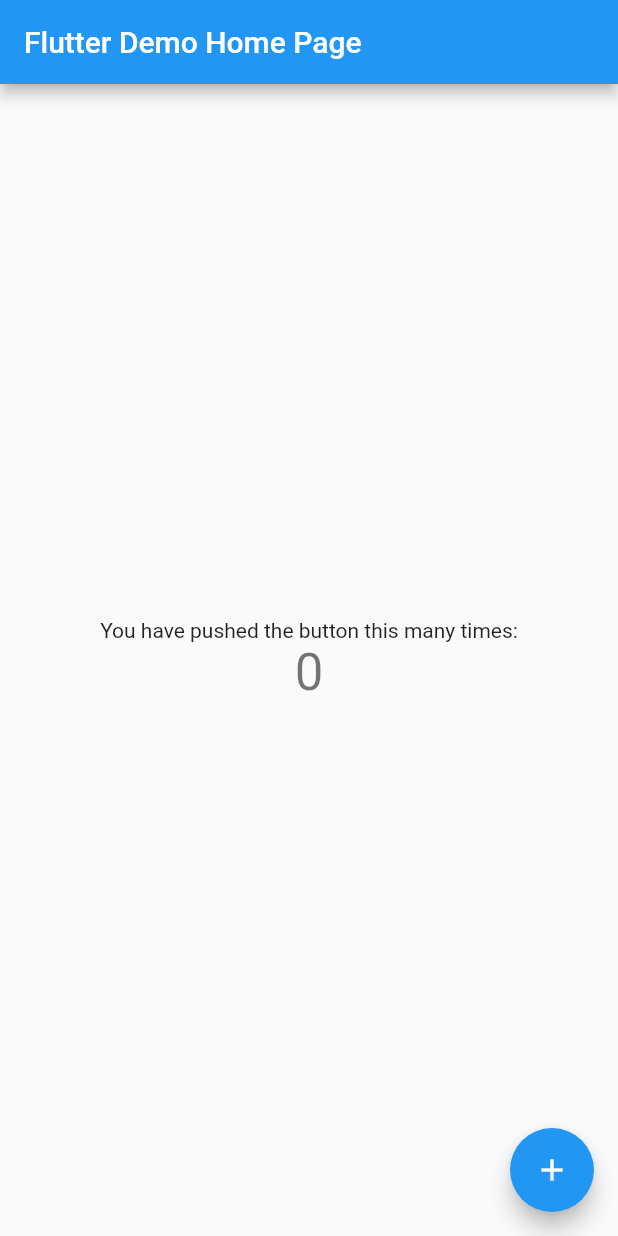
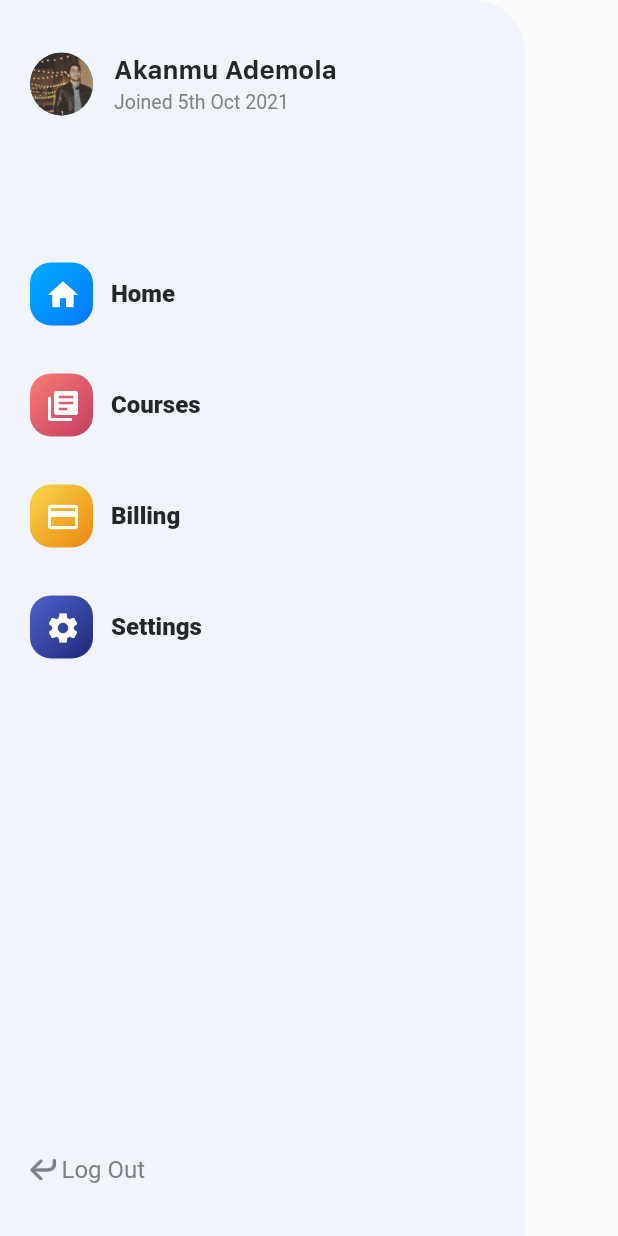
Before and after one commit to demola33/design_courses_app, a Flutter app: the screen it shows after launch, on a phone screen of 412 x 824 dp. Run offline on Flutter 3.47's test engine with Material 2 defaults, Android fonts, the light colour scheme and no system bars.

Commit message:
Add the side bar.

```diff
--- /dev/null
+++ b/lib/app/home/components/side_bar_row.dart
@@ -0,0 +1,35 @@
+import 'package:design_courses/app/model/side_bar_item.dart';
+import 'package:design_courses/layout/constants.dart';
+import 'package:flutter/material.dart';
+
+class SideBarRow extends StatelessWidget {
+  const SideBarRow({
+    Key? key,
+    required this.sideBarItem,
+  }) : super(key: key);
+
+  final SideBarItem sideBarItem;
+
+  @override
+  Widget build(BuildContext context) {
+    return Row(children: [
+      Container(
+        height: 42.0,
+        width: 42.0,
+        decoration: BoxDecoration(
+          gradient: sideBarItem.background,
+          borderRadius: BorderRadius.circular(14.0),
+        ),
+        child: Padding(
+          padding: const EdgeInsets.all(10.0),
+          child: sideBarItem.icon,
+        ),
+      ),
+      const SizedBox(width: 12.0),
+      Text(
+        sideBarItem.title,
+        style: kCalloutLabelStyle,
+      )
+    ]);
+  }
+}
--- /dev/null
+++ b/lib/app/home/my_home_page.dart
@@ -0,0 +1,13 @@
+import 'package:design_courses/app/home/screens/side_bar_screen.dart';
+import 'package:flutter/material.dart';
+
+class MyHomePage extends StatelessWidget {
+  const MyHomePage({Key? key}) : super(key: key);
+
+  @override
+  Widget build(BuildContext context) {
+    return const Scaffold(
+      body: SideBarScreen(),
+    );
+  }
+}
--- /dev/null
+++ b/lib/app/home/screens/side_bar_screen.dart
@@ -0,0 +1,97 @@
+import 'package:design_courses/app/home/components/side_bar_row.dart';
+import 'package:design_courses/app/model/side_bar_item.dart';
+import 'package:design_courses/layout/constants.dart';
+import 'package:flutter/material.dart';
+
+class SideBarScreen extends StatelessWidget {
+  const SideBarScreen({
+    Key? key,
+  }) : super(key: key);
+
+  @override
+  Widget build(BuildContext context) {
+    Size size = MediaQuery.of(context).size;
+    const String profileURL = 'asset/images/profile.jpg';
+    const String logOutURL = 'asset/icons/icon-logout.png';
+    const String fullName = 'Akanmu Ademola';
+    const String dateJoined = 'Joined 5th Oct 2021';
+    const String logOut = 'Log Out';
+    const SizedBox customSizedBox = SizedBox(height: 32);
+
+    return SafeArea(
+      child: Container(
+        height: size.height,
+        width: size.width * 0.85,
+        decoration: const BoxDecoration(
+          color: kSidebarBackgroundColor,
+          borderRadius: BorderRadius.only(
+            topRight: Radius.circular(35),
+          ),
+        ),
+        padding: const EdgeInsets.symmetric(
+          vertical: 35.0,
+          horizontal: 20.0,
+        ),
+        child: Column(
+          children: [
+            Row(
+              children: [
+                const CircleAvatar(
+                  backgroundImage: AssetImage(profileURL),
+                  radius: 21.0,
+                ),
+                const SizedBox(width: 14),
+                Column(
+                  crossAxisAlignment: CrossAxisAlignment.start,
+                  children: [
+                    Text(
+                      fullName,
+                      style: kHeadlineLabelStyle,
+                    ),
+                    const SizedBox(height: 4),
+                    Text(
+                      dateJoined,
+                      style: kSearchPlaceholderStyle,
+                    ),
+                  ],
+                )
+              ],
+            ),
+            SizedBox(
+              height: size.height * 0.08,
+            ),
+            customSizedBox,
+            SideBarRow(
+              sideBarItem: sidebarItem[0],
+            ),
+            customSizedBox,
+            SideBarRow(
+              sideBarItem: sidebarItem[1],
+            ),
+            customSizedBox,
+            SideBarRow(
+              sideBarItem: sidebarItem[2],
+            ),
+            customSizedBox,
+            SideBarRow(
+              sideBarItem: sidebarItem[3],
+            ),
+            customSizedBox,
+            const Spacer(),
+            Row(children: [
+              Image.asset(
+                logOutURL,
+                width: 17.0,
+              ),
+              const SizedBox(width: 4),
+              Text(
+                logOut,
+                style: kSecondaryCalloutLabelStyle,
+              )
+            ])
+          ],
+        ),
+      ),
+    );
+  }
+}
--- /dev/null
+++ b/lib/app/model/side_bar_item.dart
@@ -0,0 +1,68 @@
+import 'dart:io';
+
+import 'package:flutter/cupertino.dart';
+import 'package:flutter/material.dart';
+
+class SideBarItem {
+  SideBarItem({
+    required this.title,
+    required this.background,
+    required this.icon,
+  });
+
+  final String title;
+  final LinearGradient background;
+  final Icon icon;
+}
+
+var sidebarItem = [
+  SideBarItem(
+    title: "Home",
+    background: const LinearGradient(
+      begin: Alignment.topLeft,
+      end: Alignment.bottomRight,
+      colors: [
+        Color(0xFF00AEFF),
+        Color(0xFF0076FF),
+      ],
+    ),
+    icon: const Icon(
+      Icons.home,
+      color: Colors.white,
+    ),
+  ),
+  SideBarItem(
+    title: "Courses",
+    background: const LinearGradient(
+        begin: Alignment.topLeft,
+        end: Alignment.bottomRight,
+        colors: [Color(0xFFFA7d75), Color(0xFFC23D61)]),
+    icon: Icon(
+      Platform.isAndroid ? Icons.library_books : CupertinoIcons.book_solid,
+      color: Colors.white,
+    ),
+  ),
+  SideBarItem(
+    title: "Billing",
+    background: const LinearGradient(
+        begin: Alignment.topLeft,
+        end: Alignment.bottomRight,
+        colors: [Color(0xFFFAD64A), Color(0xFFEA880F)]),
+    icon: const Icon(
+      Icons.credit_card,
+      color: Colors.white,
+    ),
+  ),
+  SideBarItem(
+    title: "Settings",
+    background: const LinearGradient(
+      begin: Alignment.topLeft,
+      end: Alignment.bottomRight,
+      colors: [Color(0xFF4E62CC), Color(0xFF202A78)],
+    ),
+    icon: Icon(
+      Platform.isAndroid ? Icons.settings : CupertinoIcons.settings_solid,
+      color: Colors.white,
+    ),
+  ),
+];
--- /dev/null
+++ b/lib/layout/constants.dart
@@ -0,0 +1,97 @@
+import 'dart:io';
+import 'package:flutter/material.dart';
+
+// Colors
+const kBackgroundColor = Color(0xFFE7EEFB);
+const kSidebarBackgroundColor = Color(0xFFF1F4FB);
+const kCardPopupBackgroundColor = Color(0xFFF5F8FF);
+const kPrimaryLabelColor = Color(0xFF242629);
+const kSecondaryLabelColor = Color(0xFF797F8A);
+const kShadowColor = Color.fromRGBO(72, 76, 82, 0.16);
+const kCourseElementIconColor = Color(0xFF17294D);
+
+// Text Styles
+var kLargeTitleStyle = TextStyle(
+  fontSize: 28.0,
+  fontWeight: FontWeight.bold,
+  color: kPrimaryLabelColor,
+  fontFamily: Platform.isIOS ? 'SF Pro Text' : null,
+  decoration: TextDecoration.none,
+);
+var kTitle1Style = TextStyle(
+  fontSize: 22.0,
+  fontWeight: FontWeight.bold,
+  color: kPrimaryLabelColor,
+  fontFamily: Platform.isIOS ? 'SF Pro Text' : null,
+  decoration: TextDecoration.none,
+);
+var kCardTitleStyle = TextStyle(
+  fontFamily: Platform.isIOS ? 'SF Pro Text' : null,
+  fontWeight: FontWeight.bold,
+  color: Colors.white,
+  fontSize: 22.0,
+  decoration: TextDecoration.none,
+);
+var kTitle2Style = TextStyle(
+  fontSize: 20.0,
+  fontWeight: FontWeight.bold,
+  color: kPrimaryLabelColor,
+  fontFamily: Platform.isIOS ? 'SF Pro Text' : null,
+  decoration: TextDecoration.none,
+);
+var kHeadlineLabelStyle = const TextStyle(
+  fontSize: 17.0,
+  fontWeight: FontWeight.w800,
+  color: kPrimaryLabelColor,
+  fontFamily: 'SF Pro Text',
+  decoration: TextDecoration.none,
+);
+var kSubtitleStyle = TextStyle(
+  fontSize: 16.0,
+  color: kSecondaryLabelColor,
+  fontFamily: Platform.isIOS ? 'SF Pro Text' : null,
+  decoration: TextDecoration.none,
+);
+var kBodyLabelStyle = TextStyle(
+  fontSize: 16.0,
+  color: Colors.black,
+  fontFamily: Platform.isIOS ? 'SF Pro Text' : null,
+  decoration: TextDecoration.none,
+);
+var kCalloutLabelStyle = TextStyle(
+  fontSize: 16.0,
+  fontWeight: FontWeight.w800,
+  color: kPrimaryLabelColor,
+  fontFamily: Platform.isIOS ? 'SF Pro Text' : null,
+  decoration: TextDecoration.none,
+);
+var kSecondaryCalloutLabelStyle = TextStyle(
+  fontSize: 16.0,
+  color: kSecondaryLabelColor,
+  fontFamily: Platform.isIOS ? 'SF Pro Text' : null,
+  decoration: TextDecoration.none,
+);
+var kSearchPlaceholderStyle = TextStyle(
+  fontSize: 13.0,
+  color: kSecondaryLabelColor,
+  fontFamily: Platform.isIOS ? 'SF Pro Text' : null,
+  decoration: TextDecoration.none,
+);
+var kSearchTextStyle = TextStyle(
+  fontSize: 13.0,
+  color: kPrimaryLabelColor,
+  fontFamily: Platform.isIOS ? 'SF Pro Text' : null,
+  decoration: TextDecoration.none,
+);
+var kCardSubtitleStyle = TextStyle(
+  fontFamily: Platform.isIOS ? 'SF Pro Text' : null,
+  color: const Color(0xE6FFFFFF),
+  fontSize: 13.0,
+  decoration: TextDecoration.none,
+);
+var kCaptionLabelStyle = TextStyle(
+  fontSize: 12.0,
+  color: kSecondaryLabelColor,
+  fontFamily: Platform.isIOS ? 'SF Pro Text' : null,
+  decoration: TextDecoration.none,
+);
--- a/lib/main.dart
+++ b/lib/main.dart
@@ -1,3 +1,4 @@
+import 'package:design_courses/app/home/my_home_page.dart';
 import 'package:flutter/material.dart';
 
 void main() {
@@ -7,109 +8,97 @@
 class MyApp extends StatelessWidget {
   const MyApp({Key? key}) : super(key: key);
 
-  // This widget is the root of your application.
   @override
   Widget build(BuildContext context) {
-    return MaterialApp(
-      title: 'Flutter Demo',
-      theme: ThemeData(
-        // This is the theme of your application.
-        //
-        // Try running your application with "flutter run". You'll see the
-        // application has a blue toolbar. Then, without quitting the app, try
-        // changing the primarySwatch below to Colors.green and then invoke
-        // "hot reload" (press "r" in the console where you ran "flutter run",
-        // or simply save your changes to "hot reload" in a Flutter IDE).
-        // Notice that the counter didn't reset back to zero; the application
-        // is not restarted.
-        primarySwatch: Colors.blue,
-      ),
-      home: const MyHomePage(title: 'Flutter Demo Home Page'),
+    return const MaterialApp(
+      debugShowCheckedModeBanner: false,
+      title: 'Design Courses',
+      home: MyHomePage(),
     );
   }
 }
 
-class MyHomePage extends StatefulWidget {
-  const MyHomePage({Key? key, required this.title}) : super(key: key);
+// class MyHomePage extends StatefulWidget {
+//   const MyHomePage({Key? key, required this.title}) : super(key: key);
 
-  // This widget is the home page of your application. It is stateful, meaning
-  // that it has a State object (defined below) that contains fields that affect
-  // how it looks.
+//   // This widget is the home page of your application. It is stateful, meaning
+//   // that it has a State object (defined below) that contains fields that affect
+//   // how it looks.
 
-  // This class is the configuration for the state. It holds the values (in this
-  // case the title) provided by the parent (in this case the App widget) and
-  // used by the build method of the State. Fields in a Widget subclass are
-  // always marked "final".
+//   // This class is the configuration for the state. It holds the values (in this
+//   // case the title) provided by the parent (in this case the App widget) and
+//   // used by the build method of the State. Fields in a Widget subclass are
+//   // always marked "final".
 
-  final String title;
+//   final String title;
 
-  @override
-  State<MyHomePage> createState() => _MyHomePageState();
-}
+//   @override
+//   State<MyHomePage> createState() => _MyHomePageState();
+// }
 
-class _MyHomePageState extends State<MyHomePage> {
-  int _counter = 0;
+// class _MyHomePageState extends State<MyHomePage> {
+//   int _counter = 0;
 
-  void _incrementCounter() {
-    setState(() {
-      // This call to setState tells the Flutter framework that something has
-      // changed in this State, which causes it to rerun the build method below
-      // so that the display can reflect the updated values. If we changed
-      // _counter without calling setState(), then the build method would not be
-      // called again, and so nothing would appear to happen.
-      _counter++;
-    });
-  }
+//   void _incrementCounter() {
+//     setState(() {
+//       // This call to setState tells the Flutter framework that something has
+//       // changed in this State, which causes it to rerun the build method below
+//       // so that the display can reflect the updated values. If we changed
+//       // _counter without calling setState(), then the build method would not be
+//       // called again, and so nothing would appear to happen.
+//       _counter++;
+//     });
+//   }
 
-  @override
-  Widget build(BuildContext context) {
-    // This method is rerun every time setState is called, for instance as done
-    // by the _incrementCounter method above.
-    //
-    // The Flutter framework has been optimized to make rerunning build methods
-    // fast, so that you can just rebuild anything that needs updating rather
-    // than having to individually change instances of widgets.
-    return Scaffold(
-      appBar: AppBar(
-        // Here we take the value from the MyHomePage object that was created by
-        // the App.build method, and use it to set our appbar title.
-        title: Text(widget.title),
-      ),
-      body: Center(
-        // Center is a layout widget. It takes a single child and positions it
-        // in the middle of the parent.
-        child: Column(
-          // Column is also a layout widget. It takes a list of children and
-          // arranges them vertically. By default, it sizes itself to fit its
-          // children horizontally, and tries to be as tall as its parent.
-          //
-          // Invoke "debug painting" (press "p" in the console, choose the
-          // "Toggle Debug Paint" action from the Flutter Inspector in Android
-          // Studio, or the "Toggle Debug Paint" command in Visual Studio Code)
-          // to see the wireframe for each widget.
-          //
-          // Column has various properties to control how it sizes itself and
-          // how it positions its children. Here we use mainAxisAlignment to
-          // center the children vertically; the main axis here is the vertical
-          // axis because Columns are vertical (the cross axis would be
-          // horizontal).
-          mainAxisAlignment: MainAxisAlignment.center,
-          children: <Widget>[
-            const Text(
-              'You have pushed the button this many times:',
-            ),
-            Text(
-              '$_counter',
-              style: Theme.of(context).textTheme.headline4,
-            ),
-          ],
-        ),
-      ),
-      floatingActionButton: FloatingActionButton(
-        onPressed: _incrementCounter,
-        tooltip: 'Increment',
-        child: const Icon(Icons.add),
-      ), // This trailing comma makes auto-formatting nicer for build methods.
-    );
-  }
-}
+//   @override
+//   Widget build(BuildContext context) {
+//     // This method is rerun every time setState is called, for instance as done
+//     // by the _incrementCounter method above.
+//     //
+//     // The Flutter framework has been optimized to make rerunning build methods
+//     // fast, so that you can just rebuild anything that needs updating rather
+//     // than having to individually change instances of widgets.
+//     return Scaffold(
+//       appBar: AppBar(
+//         // Here we take the value from the MyHomePage object that was created by
+//         // the App.build method, and use it to set our appbar title.
+//         title: Text(widget.title),
+//       ),
+//       body: Center(
+//         // Center is a layout widget. It takes a single child and positions it
+//         // in the middle of the parent.
+//         child: Column(
+//           // Column is also a layout widget. It takes a list of children and
+//           // arranges them vertically. By default, it sizes itself to fit its
+//           // children horizontally, and tries to be as tall as its parent.
+//           //
+//           // Invoke "debug painting" (press "p" in the console, choose the
+//           // "Toggle Debug Paint" action from the Flutter Inspector in Android
+//           // Studio, or the "Toggle Debug Paint" command in Visual Studio Code)
+//           // to see the wireframe for each widget.
+//           //
+//           // Column has various properties to control how it sizes itself and
+//           // how it positions its children. Here we use mainAxisAlignment to
+//           // center the children vertically; the main axis here is the vertical
+//           // axis because Columns are vertical (the cross axis would be
+//           // horizontal).
+//           mainAxisAlignment: MainAxisAlignment.center,
+//           children: <Widget>[
+//             const Text(
+//               'You have pushed the button this many times:',
+//             ),
+//             Text(
+//               '$_counter',
+//               style: Theme.of(context).textTheme.headline4,
+//             ),
+//           ],
+//         ),
+//       ),
+//       floatingActionButton: FloatingActionButton(
+//         onPressed: _incrementCounter,
+//         tooltip: 'Increment',
+//         child: const Icon(Icons.add),
+//       ), // This trailing comma makes auto-formatting nicer for build methods.
+//     );
+//   }
+// }
```
Also changed, not shown: pubspec.yaml (+20 -20 lines), lib/app/model/side_bar_row.dart (added).
